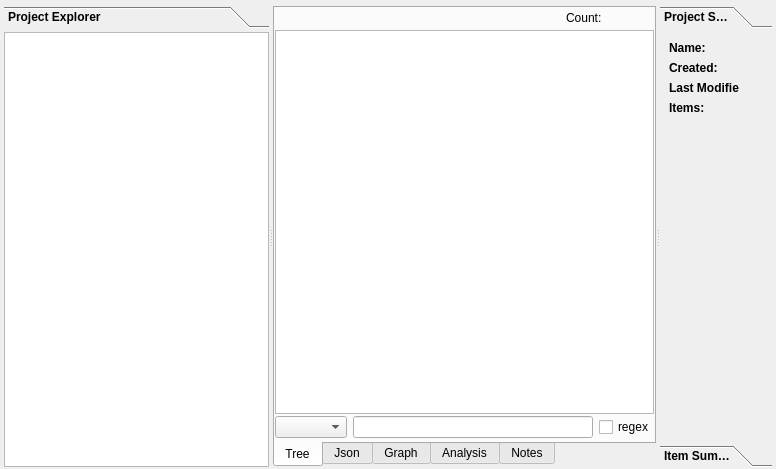
This is sub3suite/src/project/Project.ui in 3nock/OTE as Qt 5 draws it before an edit. The edited form follows.
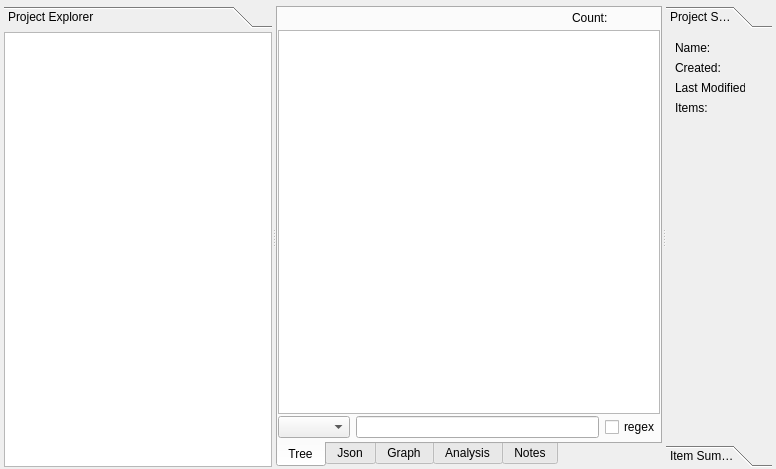
This is the edited form.

```diff
--- a/sub3suite/src/project/Project.ui
+++ b/sub3suite/src/project/Project.ui
@@ -56,8 +56,8 @@
        </property>
        <property name="font">
         <font>
-         <weight>75</weight>
-         <bold>true</bold>
+         <weight>50</weight>
+         <bold>false</bold>
         </font>
        </property>
        <property name="tabSpacing">
@@ -94,13 +94,16 @@
             <font>
              <family>MS Shell Dlg 2</family>
              <pointsize>8</pointsize>
-             <weight>75</weight>
-             <bold>true</bold>
+             <weight>50</weight>
+             <bold>false</bold>
             </font>
            </property>
            <property name="editTriggers">
             <set>QAbstractItemView::NoEditTriggers</set>
            </property>
+           <property name="alternatingRowColors">
+            <bool>false</bool>
+           </property>
            <property name="indentation">
             <number>15</number>
            </property>
@@ -430,8 +433,8 @@
       </property>
       <property name="font">
        <font>
-        <weight>75</weight>
-        <bold>true</bold>
+        <weight>50</weight>
+        <bold>false</bold>
        </font>
       </property>
       <property name="tabSpacing">
@@ -442,7 +445,7 @@
         <rect>
          <x>0</x>
          <y>0</y>
-         <width>103</width>
+         <width>102</width>
          <height>411</height>
         </rect>
        </property>
```
Left out of the diff: 2 changed lines with no effect on the pictures.
